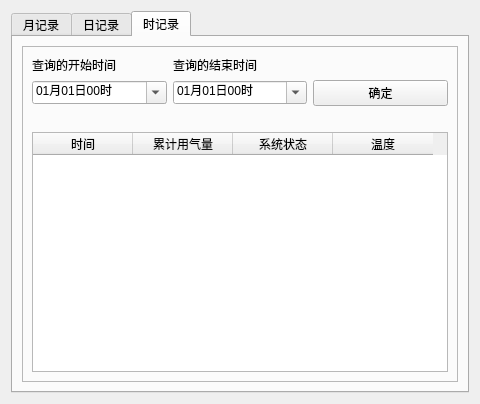
The window that Fio188Tools/readhstdt.ui (raindream1129/QTprojects) describes before a commit, drawn with Qt 5.
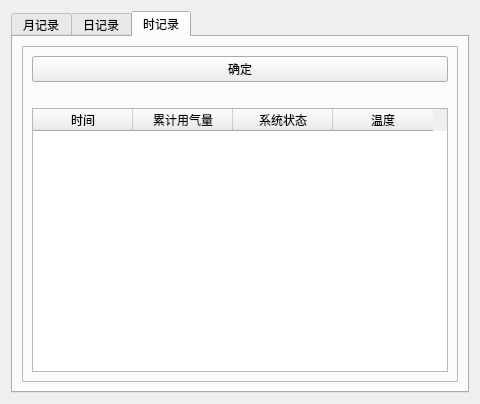
The same window after the commit. The open tabs and pages were chosen to show the change.

Commit message: 1、修复上报开始时间、上报超时的bug 2、修复历史数据读取 3、新增累加器选型 4、新增余量报警阈值的读写 5、删除查看异常选项 6、删除自动上报开始时间设置

The edit to the form file:
```diff
--- a/Fio188Tools/readhstdt.ui
+++ b/Fio188Tools/readhstdt.ui
@@ -279,71 +279,16 @@
          <layout class="QGridLayout" name="gridLayout_9">
           <item row="0" column="0">
            <layout class="QGridLayout" name="gridLayout_4">
-            <item row="1" column="0">
-             <layout class="QHBoxLayout" name="horizontalLayout_3">
-              <item>
-               <widget class="QDateTimeEdit" name="DTETimeStart">
-                <property name="dateTime">
-                 <datetime>
-                  <hour>0</hour>
-                  <minute>0</minute>
-                  <second>0</second>
-                  <year>2018</year>
-                  <month>1</month>
-                  <day>1</day>
-                 </datetime>
-                </property>
-                <property name="displayFormat">
-                 <string>MM月dd日HH时</string>
-                </property>
-                <property name="calendarPopup">
-                 <bool>true</bool>
-                </property>
-               </widget>
-              </item>
-             </layout>
-            </item>
             <item row="0" column="0">
-             <widget class="QLabel" name="label_16">
-              <property name="text">
-               <string>查询的开始时间</string>
-              </property>
-             </widget>
+             <layout class="QHBoxLayout" name="horizontalLayout_3"/>
             </item>
-            <item row="1" column="2">
+            <item row="0" column="1">
              <widget class="QPushButton" name="TimeBtn">
               <property name="text">
                <string>确定</string>
               </property>
              </widget>
             </item>
-            <item row="0" column="1">
-             <widget class="QLabel" name="label_17">
-              <property name="text">
-               <string>查询的结束时间</string>
-              </property>
-             </widget>
-            </item>
-            <item row="1" column="1">
-             <widget class="QDateTimeEdit" name="DTETimeEnd">
-              <property name="dateTime">
-               <datetime>
-                <hour>0</hour>
-                <minute>0</minute>
-                <second>0</second>
-                <year>2018</year>
-                <month>1</month>
-                <day>1</day>
-               </datetime>
-              </property>
-              <property name="displayFormat">
-               <string>MM月dd日HH时</string>
-              </property>
-              <property name="calendarPopup">
-               <bool>true</bool>
-              </property>
-             </widget>
-            </item>
            </layout>
           </item>
           <item row="1" column="0">
```
Left out of the diff: 120 changed lines with no effect on the pictures. The commit also changes 45 other files.
